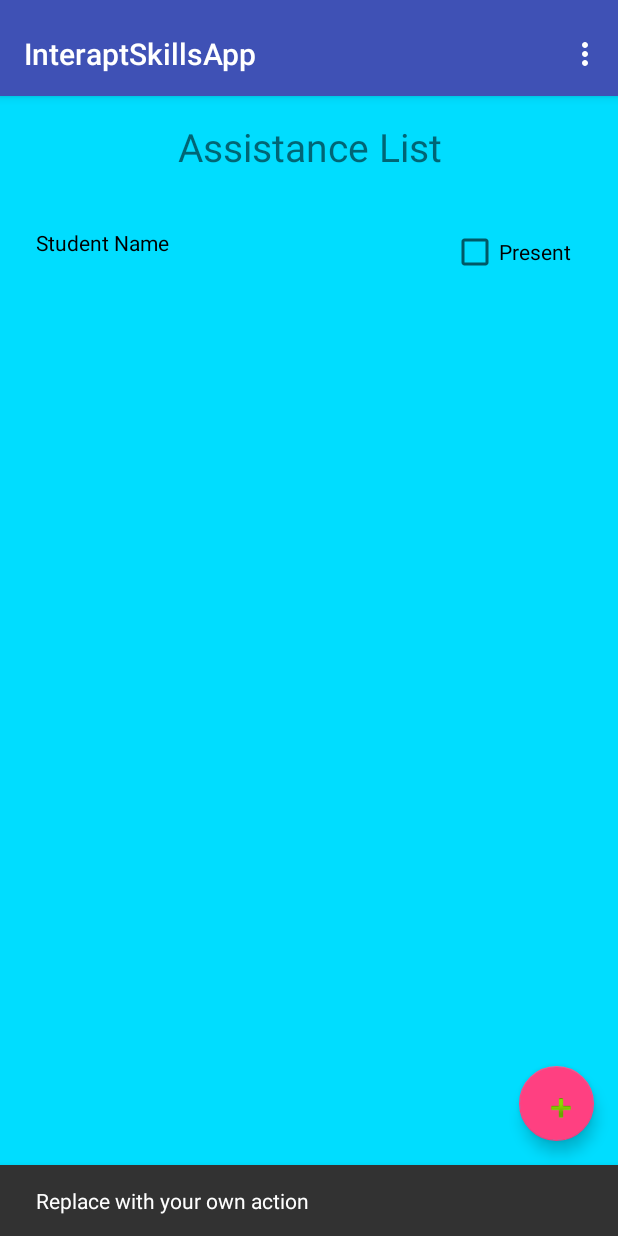
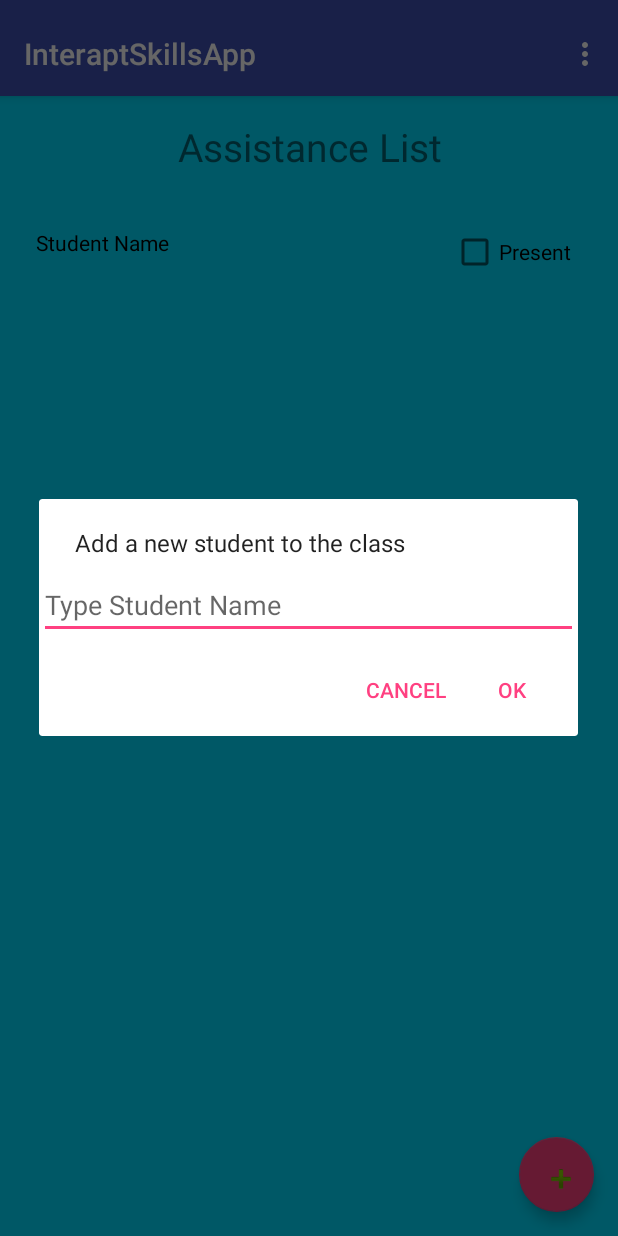
Before and after one commit to AlvaroPupo/InteraptSkillsApp, an Android app: the screen it shows after launch (MainActivity), after a tap on an icon or button, on a phone screen of 412 x 824 dp. Run offline under Robolectric (Android 15) with nearby library versions, the phone set to English and light mode, and no system bars; our stand-ins replace ButterKnife.

Commit message:
added alertdialog to floating action button

```diff
--- a/app/build.gradle
+++ b/app/build.gradle
@@ -19,12 +19,13 @@ android {
 }
 
 dependencies {
-    implementation fileTree(dir: 'libs', include: ['*.jar'])
+    implementation fileTree(include: ['*.jar'], dir: 'libs')
     implementation 'com.android.support:appcompat-v7:27.1.1'
-    implementation 'com.android.support.constraint:constraint-layout:1.0.2'
+    implementation 'com.android.support.constraint:constraint-layout:1.1.0'
     implementation 'com.android.support:design:27.1.1'
     testImplementation 'junit:junit:4.12'
     androidTestImplementation 'com.android.support.test:runner:1.0.1'
     androidTestImplementation 'com.android.support.test.espresso:espresso-core:3.0.1'
     implementation 'com.android.support:recyclerview-v7:27.1.1'
+    implementation 'com.jakewharton:butterknife:8.8.1'
 }
--- a/app/src/main/java/com/example/juanalvaropupo/interaptskillsapp/MainActivity.java
+++ b/app/src/main/java/com/example/juanalvaropupo/interaptskillsapp/MainActivity.java
@@ -14,6 +14,8 @@ import android.view.Menu;
 import android.view.MenuItem;
 import android.view.View;
 
+import butterknife.ButterKnife;
+
 public class MainActivity extends AppCompatActivity {
 
     private SectionsPagerAdapter mSectionsPagerAdapter;
@@ -25,6 +27,7 @@ public class MainActivity extends AppCompatActivity {
     protected void onCreate(Bundle savedInstanceState) {
         super.onCreate(savedInstanceState);
         setContentView(R.layout.activity_main);
+        ButterKnife.bind(this);
 
         Toolbar toolbar = (Toolbar) findViewById(R.id.toolbar);
         setSupportActionBar(toolbar);
@@ -35,14 +38,6 @@ public class MainActivity extends AppCompatActivity {
         mViewPager = (ViewPager) findViewById(R.id.container);
         mViewPager.setAdapter(mSectionsPagerAdapter);
 
-        FloatingActionButton fab = (FloatingActionButton) findViewById(R.id.fab);
-        fab.setOnClickListener(new View.OnClickListener() {
-            @Override
-            public void onClick(View view) {
-                Snackbar.make(view, "Replace with your own action", Snackbar.LENGTH_LONG)
-                        .setAction("Action", null).show();
-            }
-        });
     }
 
     @Override
--- a/app/src/main/java/com/example/juanalvaropupo/interaptskillsapp/Tab1.java
+++ b/app/src/main/java/com/example/juanalvaropupo/interaptskillsapp/Tab1.java
@@ -1,23 +1,34 @@
 package com.example.juanalvaropupo.interaptskillsapp;
 
+import android.app.AlertDialog;
+import android.content.DialogInterface;
 import android.os.Bundle;
 import android.support.annotation.NonNull;
 import android.support.annotation.Nullable;
+import android.support.design.widget.FloatingActionButton;
 import android.support.v4.app.Fragment;
 import android.support.v7.widget.LinearLayoutManager;
 import android.support.v7.widget.RecyclerView;
 import android.view.LayoutInflater;
 import android.view.View;
 import android.view.ViewGroup;
+import android.widget.EditText;
+import android.widget.TextView;
 
 import java.util.ArrayList;
 import java.util.List;
+
+import butterknife.BindView;
+import butterknife.ButterKnife;
+import butterknife.OnClick;
 
 public class Tab1 extends Fragment {
 
     private RecyclerView recyclerView;
     private List<Students> studentsList;
     private AdapterRecyclerView adapterRecyclerView;
+    private FloatingActionButton fab;
+    private EditText dialogEditext;
 
     @Nullable
     @Override
@@ -39,7 +50,42 @@ public class Tab1 extends Fragment {
         super.onStart();
         recyclerView = getActivity().findViewById(R.id.recyclerView);
         studentsList = new ArrayList<>();
+
+        dialogEditext = getActivity().findViewById(R.id.dialog_edittext);
+        fab = getActivity().findViewById(R.id.fab);
+        setOnClickListener();
         setUpStudentsList();
+    }
+
+    private void setOnClickListener() {
+        fab.setOnClickListener(new View.OnClickListener() {
+            @Override
+            public void onClick(View v) {
+                View subview = LayoutInflater.from(getActivity()).inflate(R.layout.add_game_dialog_layout, null, false);
+
+                AlertDialog.Builder builder = new AlertDialog.Builder(getActivity());
+                builder.setMessage("Add a new student to the class")
+                        .setView(subview)
+                        .setPositiveButton("Ok", new DialogInterface.OnClickListener() {
+                            @Override
+                            public void onClick(DialogInterface dialog, int which) {
+
+//                                String studentNameInput = dialogEditext.getText().toString();
+//
+//                                Students students = new Students(studentNameInput);
+//                                studentsList.add(students);
+                            }
+                        })
+                        .setNegativeButton("Cancel", new DialogInterface.OnClickListener() {
+                            @Override
+                            public void onClick(DialogInterface dialog, int which) {
+                                dialog.dismiss();
+                            }
+                        });
+                AlertDialog alertDialog = builder.create();
+                alertDialog.show();
+            }
+        });
     }
 
     private void setUpStudentsList() {
@@ -53,4 +99,5 @@ public class Tab1 extends Fragment {
         adapterRecyclerView.notifyDataSetChanged();
     }
 
-}
+
+    }
--- a/app/src/main/res/layout/activity_main.xml
+++ b/app/src/main/res/layout/activity_main.xml
@@ -34,12 +34,4 @@
 
     </android.support.design.widget.AppBarLayout>
 
-    <android.support.design.widget.FloatingActionButton
-        android:id="@+id/fab"
-        android:layout_width="50dp"
-        android:layout_height="54dp"
-        android:layout_gravity="end|bottom"
-        android:layout_margin="@dimen/fab_margin"
-        app:srcCompat="@android:drawable/ic_input_add" />
-
 </android.support.design.widget.CoordinatorLayout>
--- /dev/null
+++ b/app/src/main/res/layout/add_game_dialog_layout.xml
@@ -0,0 +1,13 @@
+<?xml version="1.0" encoding="utf-8"?>
+<LinearLayout xmlns:android="http://schemas.android.com/apk/res/android"
+    android:orientation="vertical" android:layout_width="match_parent"
+    android:layout_height="match_parent">
+
+    <EditText
+        android:id="@+id/dialog_edittext"
+        android:layout_width="match_parent"
+        android:layout_height="wrap_content"
+        android:hint="Type Student Name"
+        android:inputType="textCapWords" />
+
+</LinearLayout>
--- a/app/src/main/res/layout/fragment_students_list.xml
+++ b/app/src/main/res/layout/fragment_students_list.xml
@@ -32,7 +32,7 @@
         android:layout_height="match_parent"
         app:layout_constraintBottom_toBottomOf="parent"
         app:layout_constraintEnd_toEndOf="parent"
-        app:layout_constraintHorizontal_bias="0.0"
+        app:layout_constraintHorizontal_bias="1.0"
         app:layout_constraintStart_toStartOf="parent"
         app:layout_constraintTop_toTopOf="parent"
         app:layout_constraintVertical_bias="1.0">
@@ -75,4 +75,17 @@
         app:layout_constraintStart_toStartOf="parent"
         app:layout_constraintTop_toTopOf="parent" />
 
+    <android.support.design.widget.FloatingActionButton
+        android:id="@+id/fab"
+        android:layout_width="50dp"
+        android:layout_height="54dp"
+        android:layout_gravity="end|bottom"
+        android:layout_margin="@dimen/fab_margin"
+        android:layout_marginBottom="16dp"
+        android:layout_marginEnd="16dp"
+        app:elevation="5dp"
+        app:layout_constraintBottom_toBottomOf="parent"
+        app:layout_constraintEnd_toEndOf="parent"
+        app:srcCompat="@android:drawable/ic_input_add" />
+
 </android.support.constraint.ConstraintLayout>
```
